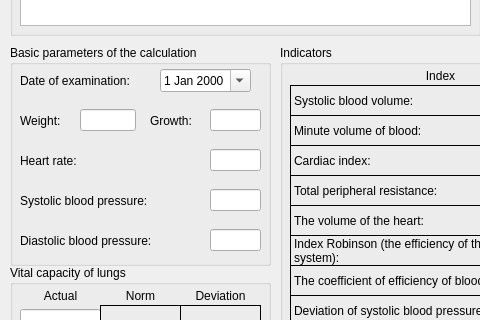
First picture: the form in shvsm/shvsmintegralcreatedialog.ui, repository SeregaGomen/shvsm, before the edit; both pictures show x 0 to 480 and y 105 to 425 of the 811 by 642 pixel window.
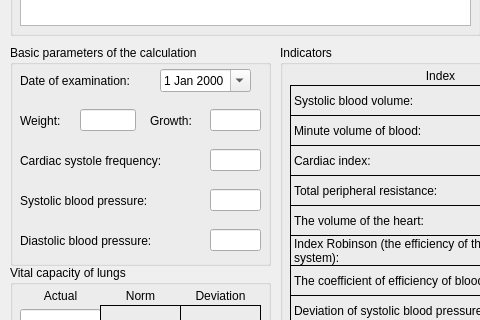
Second picture: the form after the edit.

Patch:
```diff
--- a/shvsm/shvsmintegralcreatedialog.ui
+++ b/shvsm/shvsmintegralcreatedialog.ui
@@ -366,7 +366,7 @@
      <item>
       <widget class="QLabel" name="label_4">
        <property name="text">
-        <string>Heart rate:</string>
+        <string>Cardiac systole frequency:</string>
        </property>
        <property name="wordWrap">
         <bool>true</bool>
```
